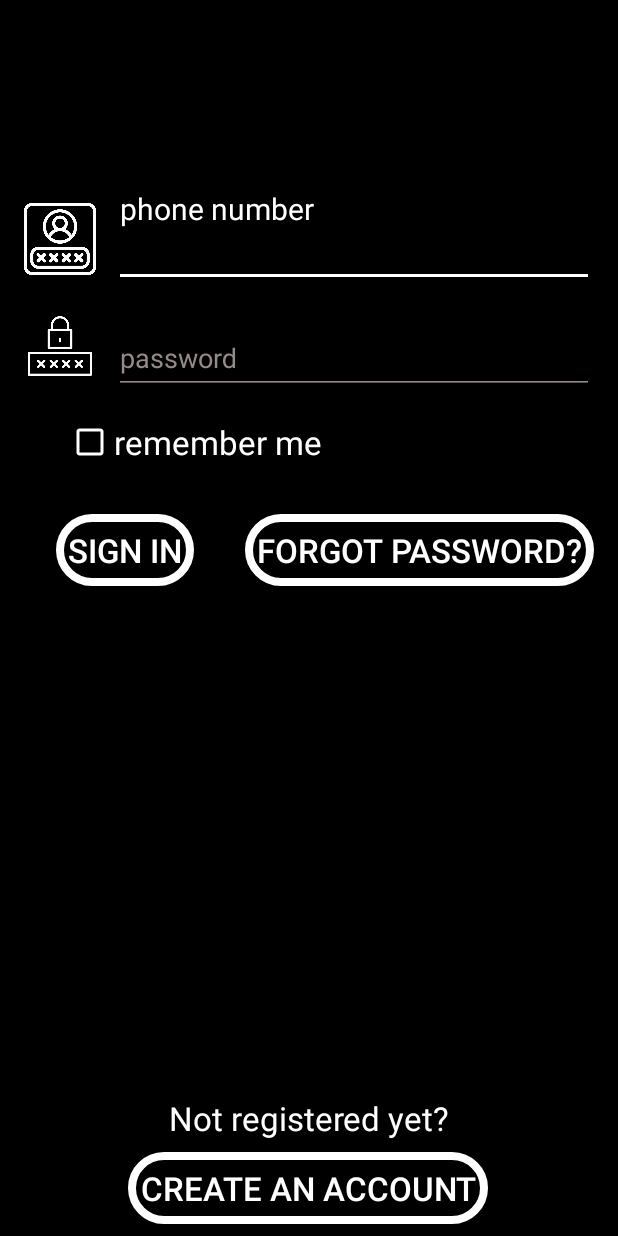
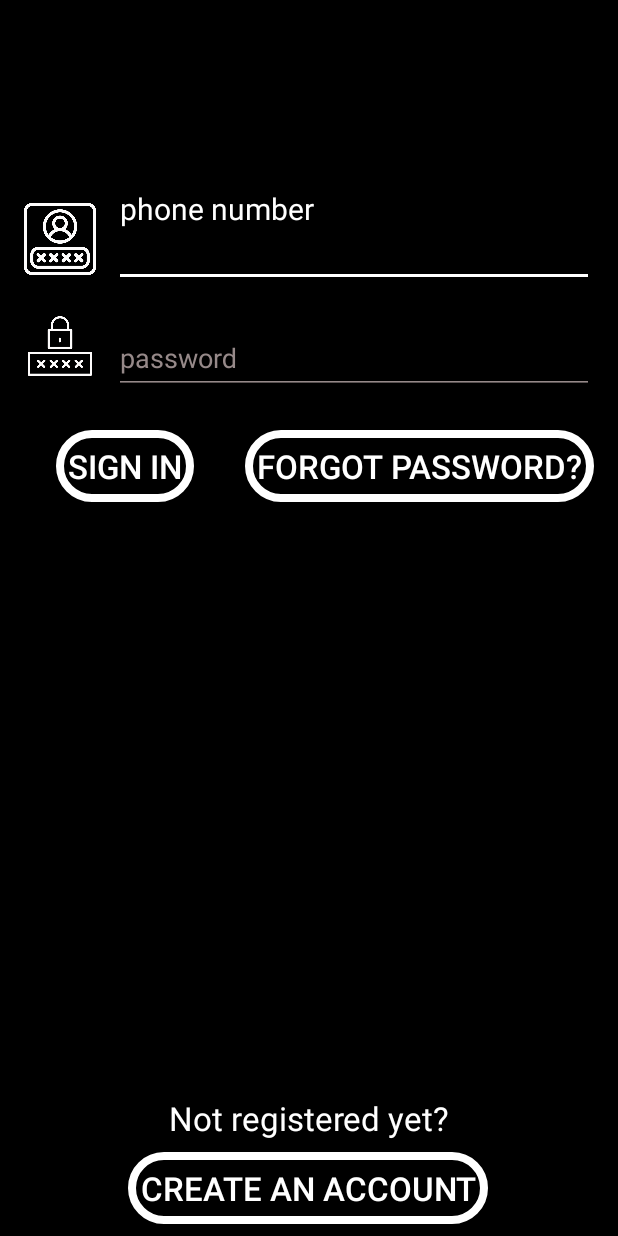
Before and after one commit to IAKOVKIR/SemiColon, an Android app: the screen it shows after launch (Login), on a phone screen of 412 x 824 dp. Run offline under Robolectric (Android 15) with nearby library versions, the phone set to English and light mode, and no system bars; our stand-ins replace CircleImageView.

Commit message:
"remember me" option is now configured as constant

```diff
--- a/app/src/main/java/com/example/semicolon/Login.kt
+++ b/app/src/main/java/com/example/semicolon/Login.kt
@@ -7,7 +7,6 @@ import android.os.Bundle
 import android.widget.Button
 import android.widget.EditText
 import android.widget.Toast
-import android.widget.CheckBox
 
 class Login : Activity() {
 
@@ -20,9 +19,6 @@ class Login : Activity() {
     private lateinit var sEnter : EditText //password
 
     private lateinit var usersDBHelper : DatabaseOpenHelper
-
-    //CheckBox
-    private var checkLog : CheckBox? = null //"remember me"
 
     public override fun onStart() {
         super.onStart()
@@ -61,9 +57,6 @@ class Login : Activity() {
         fEnter = findViewById(R.id.userName)
         sEnter = findViewById(R.id.password)
 
-        //checkbox
-        checkLog = findViewById(R.id.checkLogin)
-
         //Buttons
         val logBut = findViewById<Button>(R.id.logBut)
         val forgotBut = findViewById<Button>(R.id.forgotBut)
@@ -101,12 +94,10 @@ class Login : Activity() {
         val list = usersDBHelper.readUser(txtPhone, txtPassword)
 
         if (list.size > 0) {
-            if (checkLog!!.isChecked)
             //save username and password in SharedPreferences
-                rememberMe(list[0])
+            rememberMe(list[0])
             //show logout activity
             showHome()
-
         } else
             Toast.makeText(this, "Invalid username or password", Toast.LENGTH_LONG).show()
 
--- a/app/src/main/res/layout/activity_login.xml
+++ b/app/src/main/res/layout/activity_login.xml
@@ -124,8 +124,8 @@
             app:layout_constraintStart_toStartOf="parent"
             android:layout_marginStart="8dp"
             app:layout_constraintHorizontal_bias="0.529"
-            android:layout_marginTop="32dp"
-            app:layout_constraintTop_toBottomOf="@+id/checkLogin"/>
+            android:layout_marginTop="24dp"
+            app:layout_constraintTop_toBottomOf="@+id/linearLayout2"/>
 
     <Button
             android:text="@string/forgot_password"
@@ -139,8 +139,8 @@
             android:id="@+id/forgotBut"
             app:layout_constraintEnd_toEndOf="parent"
             android:layout_marginEnd="16dp"
-            android:layout_marginTop="32dp"
-            app:layout_constraintTop_toBottomOf="@+id/checkLogin"/>
+            android:layout_marginTop="24dp"
+            app:layout_constraintTop_toBottomOf="@+id/linearLayout2"/>
 
     <TextView
             android:text="@string/not_registered_yet"
@@ -156,17 +156,4 @@
             android:layout_marginBottom="8dp"
             app:layout_constraintBottom_toTopOf="@+id/createBut"/>
 
-    <CheckBox
-            android:text="@string/remember_me"
-            android:textColor="@color/WHITE"
-            android:textSize="22sp"
-            android:buttonTint="@color/WHITE"
-            android:layout_width="wrap_content"
-            android:layout_height="wrap_content"
-            android:id="@+id/checkLogin"
-            app:layout_constraintStart_toStartOf="parent"
-            android:layout_marginStart="44dp"
-            android:layout_marginTop="16dp"
-            app:layout_constraintTop_toBottomOf="@+id/linearLayout2"/>
-
 </android.support.constraint.ConstraintLayout>
```
Also changed, not shown: app/src/main/java/com/example/semicolon/FriendFragment.kt (+0 -25 lines), app/src/main/res/drawable/blue_for_nav.xml (added, +8 -0 lines), app/src/main/res/drawable/blue_white.xml (added, +8 -0 lines).
